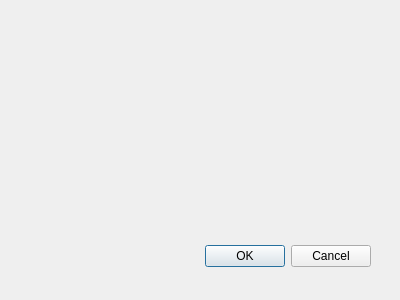
Qt form Kalkulator_QT/aboutwindow.ui (jackon274/PO) before a commit.
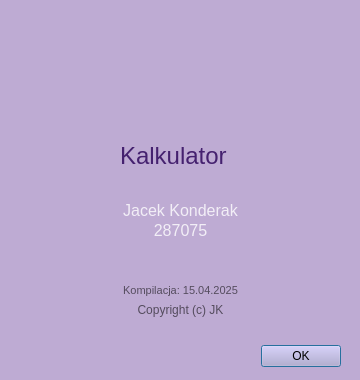
The same form after that commit. Icons and pictures are not drawn.

Commit message: Add about window

```diff
--- a/Kalkulator_QT/aboutwindow.ui
+++ b/Kalkulator_QT/aboutwindow.ui
@@ -6,18 +6,22 @@
    <rect>
     <x>0</x>
     <y>0</y>
-    <width>400</width>
-    <height>300</height>
+    <width>360</width>
+    <height>380</height>
    </rect>
   </property>
   <property name="windowTitle">
    <string>O Autorze</string>
   </property>
+  <property name="styleSheet">
+   <string notr="true">background-color: rgb(190, 171, 211)
+</string>
+  </property>
   <widget class="QDialogButtonBox" name="buttonBox">
    <property name="geometry">
     <rect>
-     <x>30</x>
-     <y>240</y>
+     <x>0</x>
+     <y>340</y>
      <width>341</width>
      <height>32</height>
     </rect>
@@ -26,7 +30,146 @@
     <enum>Qt::Orientation::Horizontal</enum>
    </property>
    <property name="standardButtons">
-    <set>QDialogButtonBox::StandardButton::Cancel|QDialogButtonBox::StandardButton::Ok</set>
+    <set>QDialogButtonBox::StandardButton::Ok</set>
+   </property>
+   <property name="centerButtons">
+    <bool>false</bool>
+   </property>
+  </widget>
+  <widget class="QLabel" name="label_logo">
+   <property name="geometry">
+    <rect>
+     <x>120</x>
+     <y>20</y>
+     <width>110</width>
+     <height>110</height>
+    </rect>
+   </property>
+   <property name="text">
+    <string/>
+   </property>
+   <property name="pixmap">
+    <pixmap resource="Res.qrc">:/Fotki/resources/icon.png</pixmap>
+   </property>
+   <property name="scaledContents">
+    <bool>true</bool>
+   </property>
+  </widget>
+  <widget class="QLabel" name="label_title">
+   <property name="geometry">
+    <rect>
+     <x>120</x>
+     <y>140</y>
+     <width>121</width>
+     <height>31</height>
+    </rect>
+   </property>
+   <property name="font">
+    <font>
+     <pointsize>18</pointsize>
+    </font>
+   </property>
+   <property name="styleSheet">
+    <string notr="true">color: rgb(69, 33, 111)</string>
+   </property>
+   <property name="text">
+    <string>Kalkulator</string>
+   </property>
+  </widget>
+  <widget class="QLabel" name="label_name">
+   <property name="geometry">
+    <rect>
+     <x>0</x>
+     <y>200</y>
+     <width>361</width>
+     <height>20</height>
+    </rect>
+   </property>
+   <property name="font">
+    <font>
+     <pointsize>12</pointsize>
+    </font>
+   </property>
+   <property name="styleSheet">
+    <string notr="true">color: rgba(255, 255, 255, 0.8)</string>
+   </property>
+   <property name="text">
+    <string>Jacek Konderak</string>
+   </property>
+   <property name="alignment">
+    <set>Qt::AlignmentFlag::AlignCenter</set>
+   </property>
+  </widget>
+  <widget class="QLabel" name="label_index">
+   <property name="geometry">
+    <rect>
+     <x>0</x>
+     <y>220</y>
+     <width>361</width>
+     <height>20</height>
+    </rect>
+   </property>
+   <property name="font">
+    <font>
+     <pointsize>12</pointsize>
+    </font>
+   </property>
+   <property name="styleSheet">
+    <string notr="true">color: rgba(255, 255, 255, 0.8)</string>
+   </property>
+   <property name="text">
+    <string>287075</string>
+   </property>
+   <property name="alignment">
+    <set>Qt::AlignmentFlag::AlignCenter</set>
+   </property>
+  </widget>
+  <widget class="QLabel" name="label_5copyright">
+   <property name="geometry">
+    <rect>
+     <x>0</x>
+     <y>300</y>
+     <width>361</width>
+     <height>20</height>
+    </rect>
+   </property>
+   <property name="font">
+    <font>
+     <pointsize>9</pointsize>
+    </font>
+   </property>
+   <property name="styleSheet">
+    <string notr="true">color: rgba(0, 0, 0, 0.56)</string>
+   </property>
+   <property name="text">
+    <string>Copyright (c) JK</string>
+   </property>
+   <property name="alignment">
+    <set>Qt::AlignmentFlag::AlignCenter</set>
+   </property>
+  </widget>
+  <widget class="QLabel" name="label_compilation">
+   <property name="geometry">
+    <rect>
+     <x>0</x>
+     <y>280</y>
+     <width>361</width>
+     <height>20</height>
+    </rect>
+   </property>
+   <property name="font">
+    <font>
+     <pointsize>8</pointsize>
+    </font>
+   </property>
+   <property name="styleSheet">
+    <string notr="true">color: rgba(0, 0, 0, 0.56)</string>
+   </property>
+   <property name="text">
+    <string>Kompilacja: 15.04.2025</string>
+   </property>
+   <property name="alignment">
+    <set>Qt::AlignmentFlag::AlignCenter</set>
    </property>
   </widget>
  </widget>
```
Left out of the diff: 4 changed lines with no effect on the pictures. The commit also changes 1 other file.
